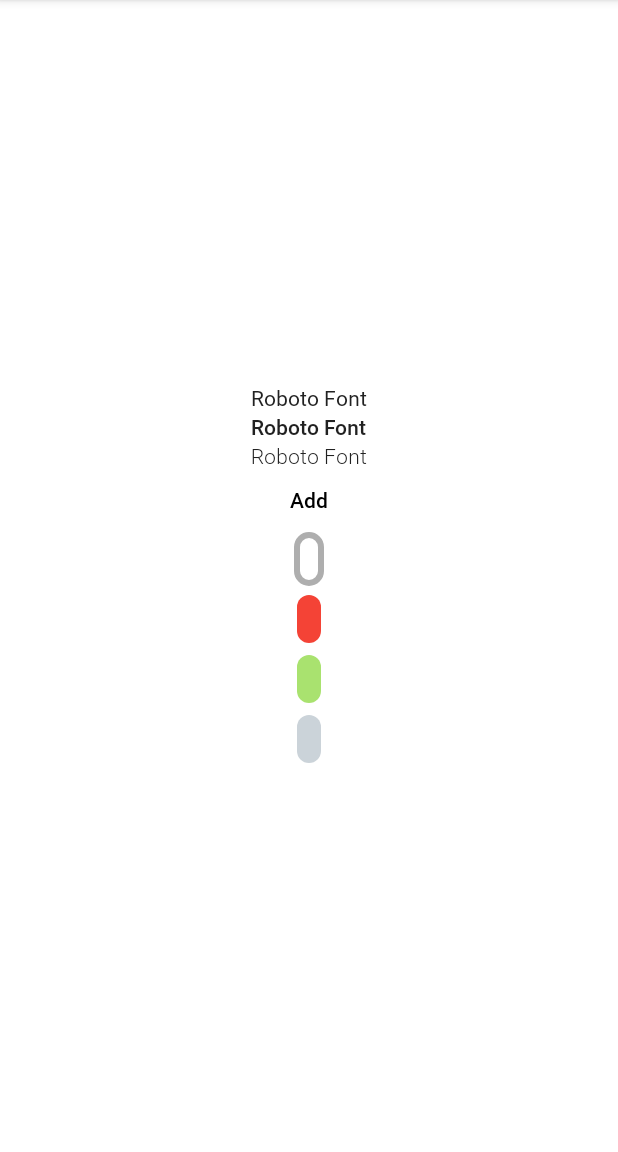
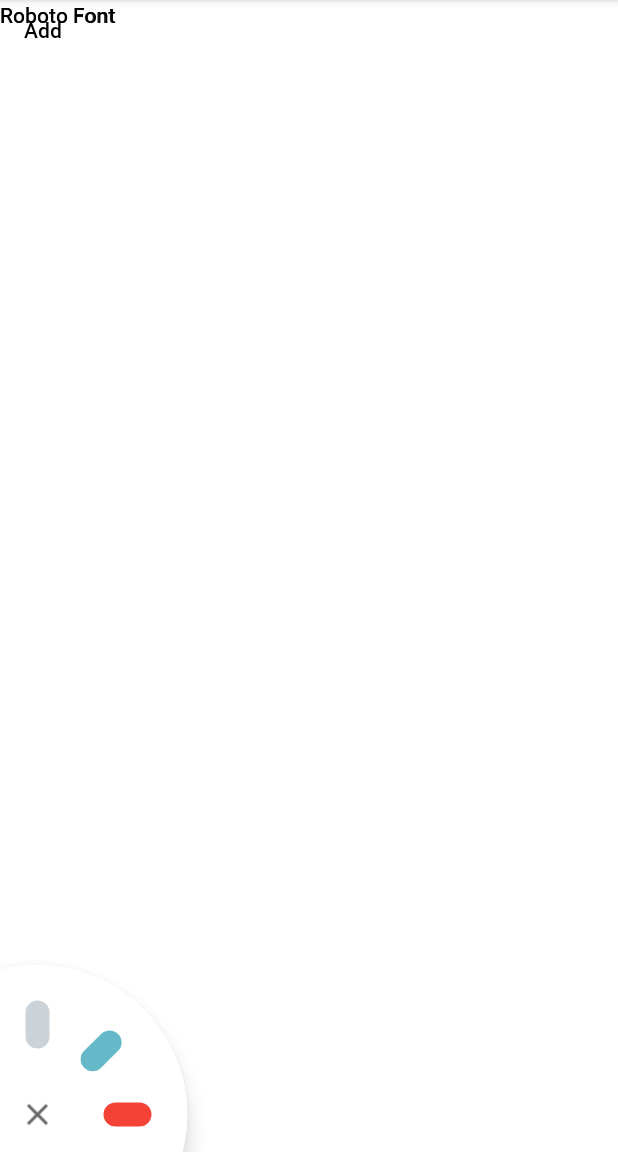
Before and after one commit to ozh-dev/ToDayToDone, an Android app: the screen it shows after launch (TasksActivity), on a phone screen of 412 x 824 dp, the part 84-1236 px from its top. Run offline under Robolectric (Android 15) with nearby library versions, the phone set to English and light mode, and no system bars.

Commit message:
Added CapsuleView.kt logic

```diff
--- a/app/src/main/java/ru/ozh/application/view/CapsuleView.kt
+++ b/app/src/main/java/ru/ozh/application/view/CapsuleView.kt
@@ -31,6 +31,8 @@ class CapsuleView @JvmOverloads constructor(
         initAttrs()
         background = ResourcesCompat.getDrawable(resources, R.drawable.bg_capsule_btn_borderless, context.theme)
         paint.strokeWidth = strokeWidth
+
+        isClickable = true
     }
 
     override fun onDraw(canvas: Canvas) {
--- /dev/null
+++ b/app/src/main/java/ru/ozh/application/view/ColorChooseView.kt
@@ -0,0 +1,94 @@
+package ru.ozh.application.view
+
+import android.content.Context
+import android.util.AttributeSet
+import android.view.Gravity
+import android.view.View
+import android.view.ViewAnimationUtils
+import android.view.animation.OvershootInterpolator
+import android.widget.FrameLayout
+import androidx.core.view.children
+import androidx.core.view.updateLayoutParams
+import ru.ozh.application.utils.UiUtils.dp
+import java.lang.Math.toRadians
+import kotlin.math.cos
+import kotlin.math.hypot
+import kotlin.math.max
+import kotlin.math.sin
+
+
+class ColorChooseView @JvmOverloads constructor(
+        context: Context,
+        val attributeSet: AttributeSet? = null,
+        defStyle: Int = 0
+) : FrameLayout(context, attributeSet, defStyle) {
+
+//    private val paint: Paint = Paint()
+//            .apply {
+//                isAntiAlias = true
+//                color = Color.WHITE
+//            }
+
+    init {
+
+        setOnClickListener {
+            show()
+        }
+    }
+
+//    override fun onDraw(canvas: Canvas) {
+//        super.onDraw(canvas)
+
+//        val cX = width / 2f
+//        val cY = height / 2f
+//        val radius = width / 2f
+//        paint.setShadowLayer(radius / 15, 0f, 0f, Color.BLACK)
+//        canvas.drawCircle(cX, cY, radius, paint)
+//    }
+
+    override fun onMeasure(widthMeasureSpec: Int, heightMeasureSpec: Int) {
+        super.onMeasure(widthMeasureSpec, heightMeasureSpec)
+        val width = MeasureSpec.getSize(widthMeasureSpec)
+        val height = MeasureSpec.getSize(heightMeasureSpec)
+        val size = max(width, height)
+        setMeasuredDimension(size, size)
+    }
+
+    override fun onLayout(changed: Boolean, left: Int, top: Int, right: Int, bottom: Int) {
+        super.onLayout(changed, left, top, right, bottom)
+
+        children.filter { it.tag != "ignore" }.forEachIndexed { index, view ->
+            view.updateLayoutParams<FrameLayout.LayoutParams> {
+                gravity = Gravity.CENTER
+            }
+            place(view, index, (width * 0.3f).toInt())
+        }
+    }
+
+    private fun show() {
+        val cx = (width / 2) //- 20f.dp()
+        val cy = (height / 2) //+ 20f.dp()
+
+        // get the final radius for the clipping circle
+        val finalRadius = hypot(cx.toDouble(), cy.toDouble()).toFloat()
+
+        // create the animator for this view (the start radius is zero)
+        val anim = ViewAnimationUtils.createCircularReveal(this, cx.toInt(), cy.toInt(), 20f.dp(), finalRadius)
+        anim.duration = 500
+//        anim.interpolator = OvershootInterpolator()
+        visibility = View.VISIBLE
+        anim.start()
+    }
+
+    private fun place(child: View, position: Int, radius: Int) {
+        val angleDeg = 270 + (position * 45.0)
+
+        val angleRad = toRadians(angleDeg)
+        val x = radius * cos(angleRad).toFloat()
+        val y = radius * sin(angleRad).toFloat()
+
+        child.rotation = position * 45f
+        child.translationX = x
+        child.translationY = y
+    }
+}
--- a/app/src/main/res/drawable/bg_capsule_btn_shape.xml
+++ b/app/src/main/res/drawable/bg_capsule_btn_shape.xml
@@ -1,7 +1,6 @@
 <?xml version="1.0" encoding="utf-8"?>
 <shape xmlns:android="http://schemas.android.com/apk/res/android"
-    android:shape="oval"
-    android:tint="?attr/colorButtonNormal">
+    android:shape="oval">
     <corners android:radius="25dp" />
     <solid android:color="@color/white" />
 </shape>
--- /dev/null
+++ b/app/src/main/res/drawable/ic_baseline_close_24.xml
@@ -0,0 +1,10 @@
+<vector xmlns:android="http://schemas.android.com/apk/res/android"
+    android:width="24dp"
+    android:height="24dp"
+    android:viewportWidth="24"
+    android:viewportHeight="24"
+    android:tint="?attr/colorControlNormal">
+  <path
+      android:fillColor="@android:color/white"
+      android:pathData="M19,6.41L17.59,5 12,10.59 6.41,5 5,6.41 10.59,12 5,17.59 6.41,19 12,13.41 17.59,19 19,17.59 13.41,12z"/>
+</vector>
--- a/app/src/main/res/layout/activity_tasks.xml
+++ b/app/src/main/res/layout/activity_tasks.xml
@@ -1,5 +1,5 @@
 <?xml version="1.0" encoding="utf-8"?>
-<LinearLayout xmlns:android="http://schemas.android.com/apk/res/android"
+<FrameLayout xmlns:android="http://schemas.android.com/apk/res/android"
     xmlns:app="http://schemas.android.com/apk/res-auto"
     xmlns:tools="http://schemas.android.com/tools"
     android:layout_width="match_parent"
@@ -32,26 +32,37 @@
         android:layout_width="wrap_content"
         android:layout_height="wrap_content" />
 
-    <ru.ozh.application.view.CapsuleView
-        android:layout_width="40dp"
-        android:layout_height="40dp"
-        app:cv_is_stroke="true"
-        app:cv_color="@color/gray_"/>
+    <ru.ozh.application.view.ColorChooseView
+        android:layout_width="200dp"
+        android:layout_height="200dp"
+        android:elevation="8dp"
+        android:layout_gravity="bottom"
+        android:translationX="-75dp"
+        android:translationY="75dp"
+        android:background="@drawable/bg_capsule_btn_shape">
 
-    <ru.ozh.application.view.CapsuleView
-        android:layout_width="40dp"
-        android:layout_height="40dp"
-        app:cv_color="@color/red"/>
+        <View
+            android:layout_width="24dp"
+            android:layout_height="24dp"
+            android:tag="ignore"
+            android:layout_gravity="center"
+            android:background="@drawable/ic_baseline_close_24"/>
 
-    <ru.ozh.application.view.CapsuleView
-        android:layout_width="40dp"
-        android:layout_height="40dp"
-        app:cv_color="@color/green"/>
+        <ru.ozh.application.view.CapsuleView
+            android:layout_width="40dp"
+            android:layout_height="40dp"
+            app:cv_color="@color/gray"/>
 
-    <ru.ozh.application.view.CapsuleView
-        android:layout_width="40dp"
-        android:layout_height="40dp"
-        app:cv_color="@color/gray"/>
+        <ru.ozh.application.view.CapsuleView
+            android:layout_width="40dp"
+            android:layout_height="40dp"
+            app:cv_color="@color/petroleum_blue"/>
 
+        <ru.ozh.application.view.CapsuleView
+            android:layout_width="40dp"
+            android:layout_height="40dp"
+            app:cv_color="@color/red"/>
 
-</LinearLayout>
+    </ru.ozh.application.view.ColorChooseView>
+
+</FrameLayout>
```
